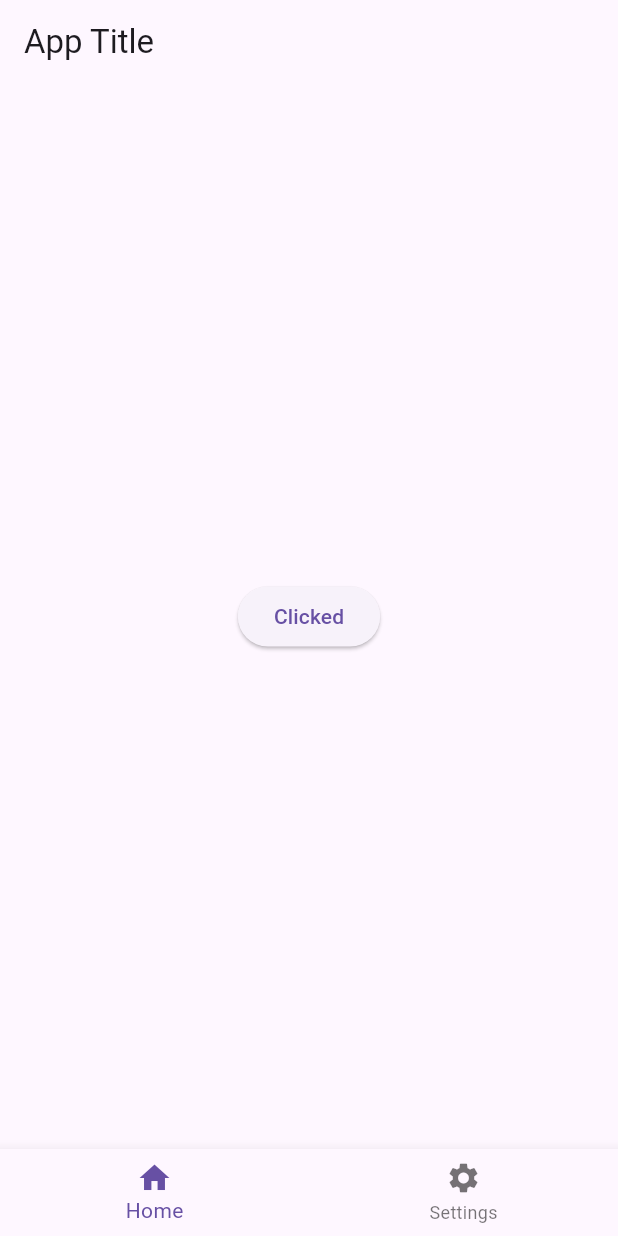
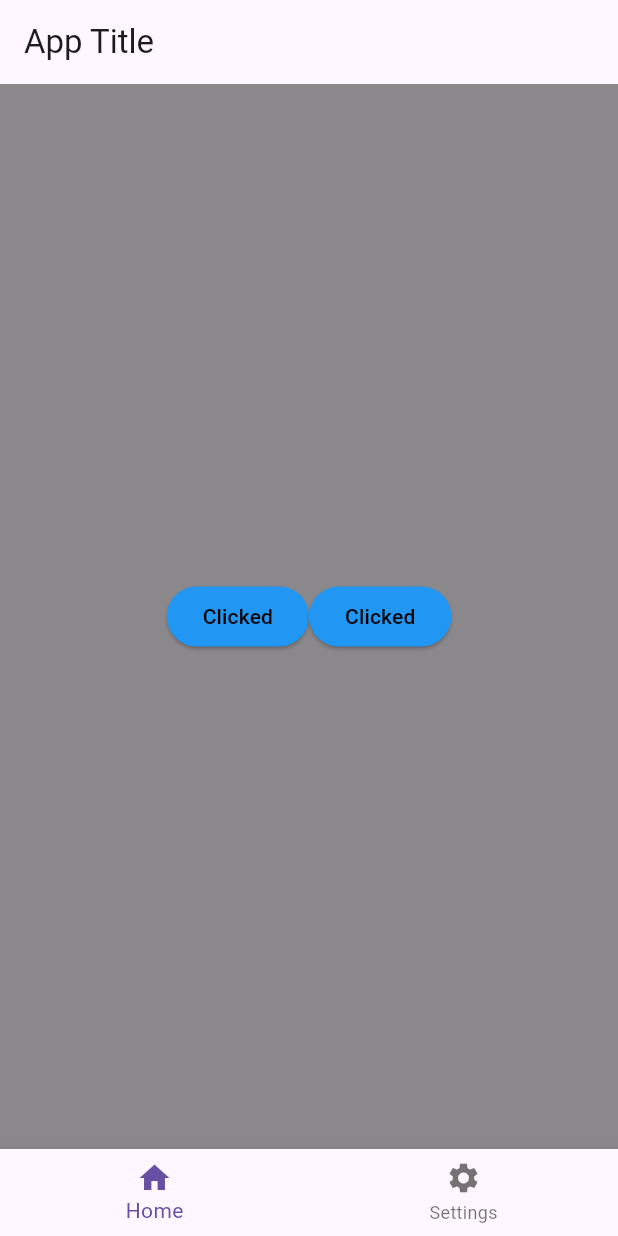
Before and after one commit to mahian8/Flutter_learn_basic, a Flutter app: the screen it shows after launch, after a tap on "Click", on a phone screen of 412 x 824 dp. Run offline on Flutter 3.47's test engine with Material 3 defaults, Android fonts, the phone set to English and light mode, and no system bars.

Commit message:
untill 29 chapter

```diff
--- a/lib/main.dart
+++ b/lib/main.dart
@@ -1,5 +1,3 @@
-import 'dart:ui_web';
-
 import 'package:flutter/foundation.dart';
 import 'package:flutter/material.dart';
 
@@ -26,7 +24,20 @@ class _MyAppState extends State<MyApp> {
           title: const Text('App Title'),
         ),
         body: Center(
-          child: ElevatedButton(
+          child: currentIndex == 0
+              ? Container(
+                  width: double.infinity,
+                  height: double.infinity,
+                  color: Colors.black45,
+                  child: Row(
+                    mainAxisAlignment: MainAxisAlignment.center,
+                    crossAxisAlignment: CrossAxisAlignment.center,
+                    children: [
+                      ElevatedButton(
+                        style: ElevatedButton.styleFrom(
+                          foregroundColor: Colors.black,
+                          backgroundColor: Colors.blue,
+                        ),
                         onPressed: () {
                           setState(() {
                             buttonName = 'Clicked';
@@ -34,6 +45,22 @@ class _MyAppState extends State<MyApp> {
                         },
                         child: Text(buttonName),
                       ),
+                      ElevatedButton(
+                        style: ElevatedButton.styleFrom(
+                          foregroundColor: Colors.black,
+                          backgroundColor: Colors.blue,
+                        ),
+                        onPressed: () {
+                          setState(() {
+                            buttonName = 'Clicked';
+                          });
+                        },
+                        child: Text(buttonName),
+                      ),
+                    ],
+                  ),
+                )
+              : Image.asset('image/download.jpg'),
         ),
         bottomNavigationBar: BottomNavigationBar(
           items: const [
--- a/pubspec.yaml
+++ b/pubspec.yaml
@@ -59,8 +59,8 @@ flutter:
   uses-material-design: true
 
   # To add assets to your application, add an assets section, like this:
-  # assets:
-  #   - images/a_dot_burr.jpeg
+  assets:
+    - image/download.jpg
   #   - images/a_dot_ham.jpeg
 
   # An image asset can refer to one or more resolution-specific "variants", see
```
Also changed, not shown: image/download.jpg (added). Lines whose indentation alone changed are shown as unchanged.
